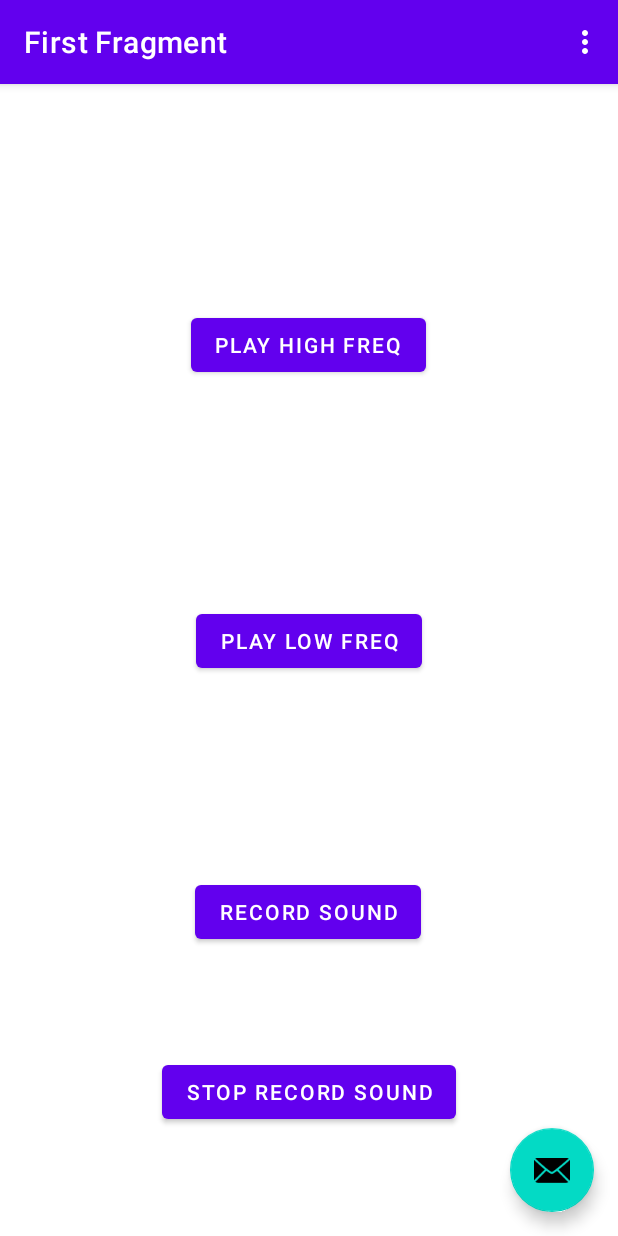
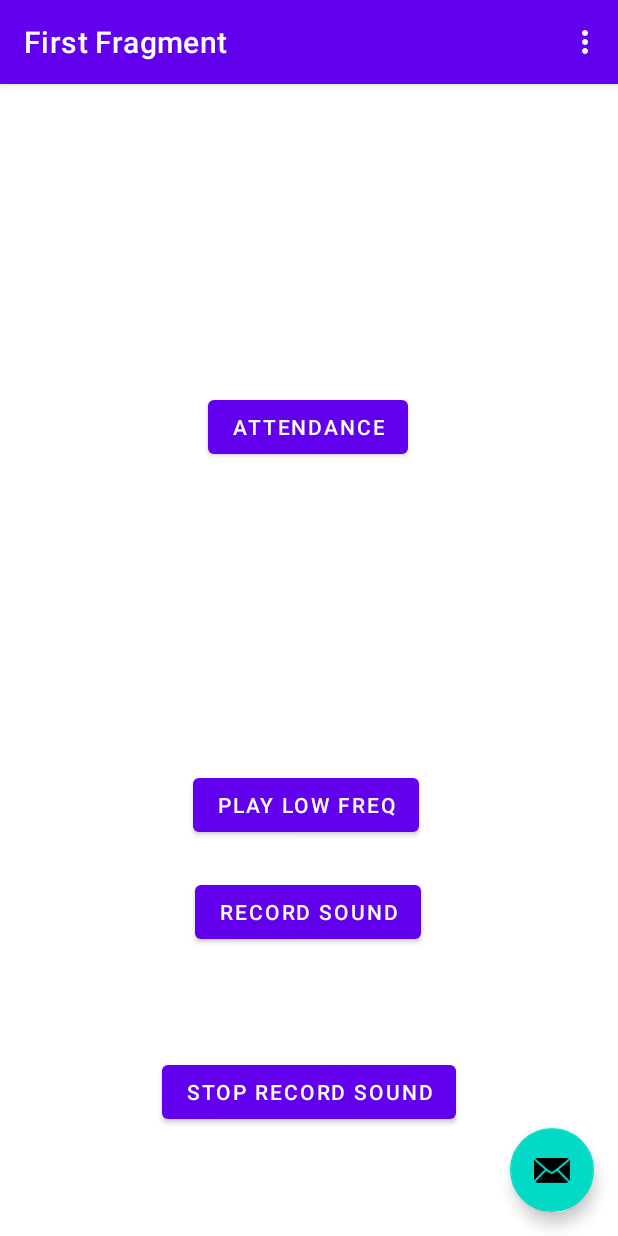
Before and after one commit to convergent-iot-project-team-4/aaandroid, an Android app: the screen it shows after launch (MainActivity), after a tap on "PLAY LOW FREQ", on a phone screen of 412 x 824 dp. Run offline under Robolectric (Android 15) with nearby library versions, the phone set to English and light mode, and no system bars; our stand-ins replace navigation-ui; pictures from the network do not load.

Commit message:
feat: almost finished

```diff
--- a/app/src/main/java/com/example/aaandroid/FirstFragment.kt
+++ b/app/src/main/java/com/example/aaandroid/FirstFragment.kt
@@ -15,7 +15,6 @@ import androidx.core.content.ContextCompat
 import androidx.fragment.app.Fragment
 import com.example.aaandroid.databinding.FragmentFirstBinding
 import com.example.aaandroid.domain.AttendanceWebSocketListener
-import com.example.aaandroid.domain.FileWebSocketListener
 import com.example.aaandroid.domain.HelloWebSocketListener.Companion.NORMAL_CLOSURE_STATUS
 import com.example.aaandroid.domain.WavRecorder
 import okhttp3.OkHttpClient
@@ -45,7 +44,7 @@ class FirstFragment : Fragment() {
     override fun onCreateView(
         inflater: LayoutInflater, container: ViewGroup?,
         savedInstanceState: Bundle?
-    ): View? {
+    ): View {
 
         _binding = FragmentFirstBinding.inflate(inflater, container, false)
 
@@ -68,12 +67,12 @@ class FirstFragment : Fragment() {
         webSocket.cancel()
     }
 
-    fun openWebSocket() {
+    private fun openWebSocket() {
         client = OkHttpClient()
 
-        binding.highButton.setOnClickListener {
+        binding.attendanceButton.setOnClickListener {
             val request: Request = Request.Builder()
-                .url("ws://10.210.131.68:8000/attendance")
+                .url("ws://10.210.131.68:8000$ATTENDANCE_URN")
                 .build()
             val listener = AttendanceWebSocketListener(
                 20163062,
@@ -86,7 +85,7 @@ class FirstFragment : Fragment() {
         }
 
         binding.lowButton.setOnClickListener {
-            webSocket.send("asdasdfasdfasdf")
+            playChirp()
         }
         binding.recordButton.setOnClickListener {
             Log.d("Record", "Start recording")
@@ -100,7 +99,7 @@ class FirstFragment : Fragment() {
         }
     }
 
-    fun loadSoundPool() {
+    private fun loadSoundPool() {
         soundPool =
             SoundPool(
                 3,
@@ -113,22 +112,22 @@ class FirstFragment : Fragment() {
     }
 
     private fun startRecording() {
-        if (CheckPermissions()) {
+        if (checkPermission()) {
             wavRecorder.startRecording()
         } else {
             // if audio recording permissions are
-            // not granted by user below method will
+            // not grantsed by user below method will
             // ask for runtime permission for mic and storage.
-            RequestPermissions()
+            requestPermission()
             Log.d("Record", "request permission")
         }
     }
 
-    fun stopRecording() {
+    private fun stopRecording() {
         wavRecorder.stopRecording()
     }
 
-    fun CheckPermissions(): Boolean {
+    private fun checkPermission(): Boolean {
         // this method is used to check permission
         val result = context?.let {
             ContextCompat.checkSelfPermission(
@@ -145,7 +144,7 @@ class FirstFragment : Fragment() {
         return result == PackageManager.PERMISSION_GRANTED && result1 == PackageManager.PERMISSION_GRANTED
     }
 
-    private fun RequestPermissions() {
+    private fun requestPermission() {
         // this method is used to request the
         // permission for audio recording and storage.
         ActivityCompat.requestPermissions(
@@ -155,36 +154,35 @@ class FirstFragment : Fragment() {
         )
     }
 
-    fun playChirp() {
-
+    private fun playChirp() {
+        soundPool.play(lowFreq, 1F, 1F, 0, 0, 1F)
     }
 
-    fun recordAudio() {
-
+    private fun recordAudio() {
+        startRecording()
     }
 
-    fun sendWavFile() {
+    private fun sendWavFile() {
         Log.d("Record", "Stop recording")
         stopRecording()
         Log.d("Record", "recording stopped")
-        val request: Request = Request.Builder()
-            .url("ws://10.210.131.68:8000/file")
-            .build()
-        val listener = FileWebSocketListener()
 
-        Log.d("Socket", "start File Send")
-        val webSocket = client.newWebSocket(request, listener)
+
+        Log.d("FileRead", "start file read")
         val file =
             File(WAV_FILE_PATH)
         val fileBytes = file.readBytes()
+        Log.d("FileRead", "reading file has done")
+        Log.d("Socket", "start File Send")
         webSocket.send(ByteString.of(fileBytes, 0, fileBytes.size))
         Log.d("Socket", "file has sended")
     }
 
     companion object {
-        private val REQUEST_AUDIO_PERMISSION_CODE = 1
+        private const val REQUEST_AUDIO_PERMISSION_CODE = 1
         private val WAV_FILE_PATH =
             Environment.getExternalStorageDirectory().absolutePath + "/data/path_to_file.wav"
+        private const val ATTENDANCE_URN = "/attendance"
     }
 
 }
--- a/app/src/main/res/layout/fragment_first.xml
+++ b/app/src/main/res/layout/fragment_first.xml
@@ -7,11 +7,11 @@
     tools:context=".FirstFragment">
 
     <Button
-        android:id="@+id/high_button"
+        android:id="@+id/attendance_button"
         android:layout_width="wrap_content"
         android:layout_height="wrap_content"
         android:soundEffectsEnabled="false"
-        android:text="@string/high"
+        android:text="@string/connect_server"
         app:layout_constraintBottom_toTopOf="@+id/low_button"
         app:layout_constraintEnd_toEndOf="parent"
         app:layout_constraintHorizontal_bias="0.498"
@@ -27,9 +27,10 @@
         android:text="@string/low"
         app:layout_constraintBottom_toTopOf="@+id/record_button"
         app:layout_constraintEnd_toEndOf="parent"
+        app:layout_constraintHorizontal_bias="0.492"
         app:layout_constraintStart_toStartOf="parent"
         app:layout_constraintTop_toTopOf="parent"
-        app:layout_constraintVertical_bias="0.724" />
+        app:layout_constraintVertical_bias="0.951" />
 
     <Button
         android:id="@+id/record_button"
--- a/app/src/main/res/values/strings.xml
+++ b/app/src/main/res/values/strings.xml
@@ -5,7 +5,7 @@
     <string name="first_fragment_label">First Fragment</string>
     <string name="second_fragment_label">Second Fragment</string>
     <string name="next">Next</string>
-    <string name="high">Play High Freq</string>
+    <string name="connect_server">Attendance</string>
     <string name="low">Play Low Freq</string>
     <string name="record">Record Sound</string>
     <string name="stop_record">Stop Record Sound</string>
```
